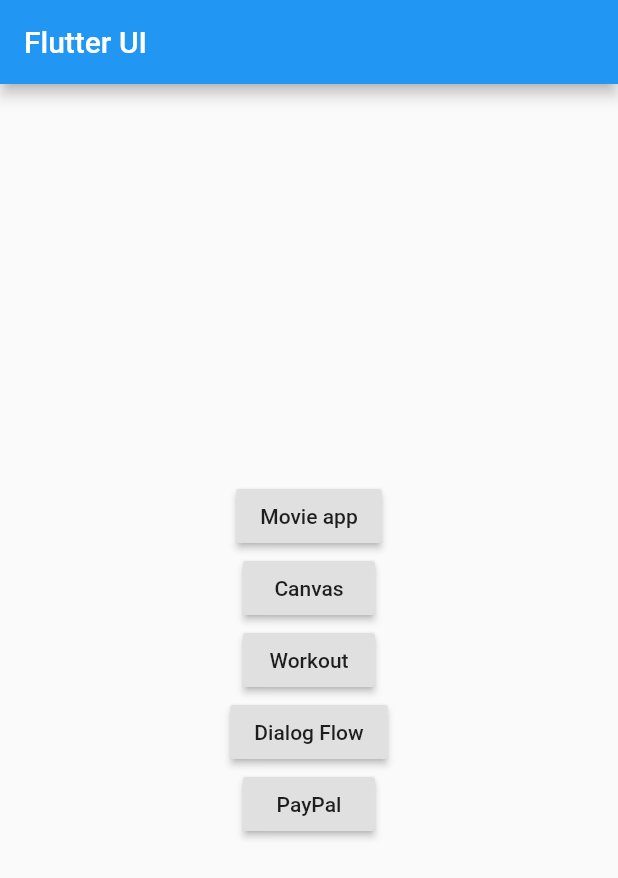
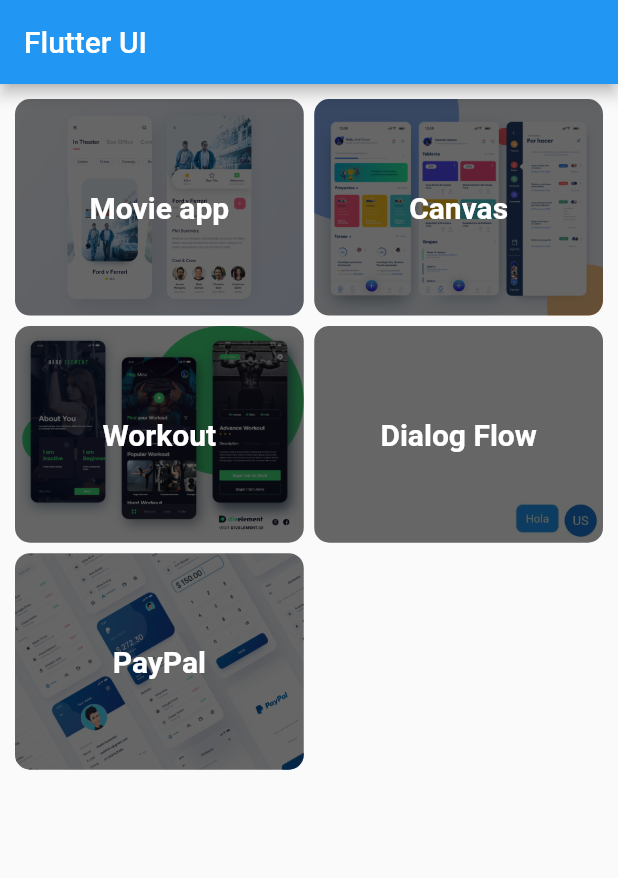
Before and after one commit to gvillegasc/flutter_apps, a Flutter app: the screen it shows after launch, on a phone screen of 412 x 824 dp. Shown: the top 878 px of the screen. Run offline on Flutter 3.47's test engine with Material 2 defaults, Android fonts, the light colour scheme and no system bars; our stand-ins replace bubble_bottom_bar, cached_network_image, carousel_slider, flutter_svg, google_fonts; missing offline and left inert: flutter_circular_chart, flutter_dialogflow.

Commit message:
Update main

```diff
--- a/lib/apps/movie_app/main_movie_app.dart
+++ b/lib/apps/movie_app/main_movie_app.dart
@@ -4,10 +4,6 @@
 class MainMovieApp extends StatelessWidget {
   @override
   Widget build(BuildContext context) {
-    return MaterialApp(
-      title: 'Movie App',
-      debugShowCheckedModeBanner: false,
-      home: MoviesPage(),
-    );
+    return MoviesPage();
   }
 }
--- a/lib/apps/workout_app/main_workout_app.dart
+++ b/lib/apps/workout_app/main_workout_app.dart
@@ -4,10 +4,6 @@
 class MainWorkoutApp extends StatelessWidget {
   @override
   Widget build(BuildContext context) {
-    return MaterialApp(
-      title: 'Worlouk App',
-      debugShowCheckedModeBanner: false,
-      home: WelcomePage(),
-    );
+    return WelcomePage();
   }
 }
--- a/lib/main.dart
+++ b/lib/main.dart
@@ -26,6 +26,17 @@
 }
 
 class MenuApps extends StatelessWidget {
+  final List<_AppItem> apps = [
+    _AppItem(name: "Movie app", image: "movie_app.png", widget: MainMovieApp()),
+    _AppItem(name: "Canvas", image: "canvas_app.png", widget: MainCanvas()),
+    _AppItem(
+        name: "Workout", image: "workout_app.png", widget: MainWorkoutApp()),
+    _AppItem(
+        name: "Dialog Flow",
+        image: "dialog_flow_app.jpg",
+        widget: MainDialogFlow()),
+    _AppItem(name: "PayPal", image: "paypal_app.png", widget: MainPayPalApp()),
+  ];
   @override
   Widget build(BuildContext context) {
     final Responsive responsive = Responsive.of(context);
@@ -33,39 +44,66 @@
         appBar: AppBar(
           title: Text('Flutter UI'),
         ),
-      body: Column(
-        mainAxisAlignment: MainAxisAlignment.center,
-        crossAxisAlignment: CrossAxisAlignment.center,
-        children: <Widget>[
-          Container(width: responsive.width),
-          RaisedButton(
-            child: Text("Movie app"),
-            onPressed: () => _onPressed(context, MainMovieApp()),
+        body: GridView.count(
+          crossAxisCount: 2,
+          childAspectRatio: 2 / 1.5,
+          mainAxisSpacing: 7,
+          crossAxisSpacing: 7,
+          padding: EdgeInsets.all(10),
+          shrinkWrap: true,
+          children: List.generate(
+              apps.length,
+              (i) => GestureDetector(
+                    onTap: () => _onPressed(context, apps[i].widget),
+                    child: Container(
+                      height: responsive.inchR(10),
+                      decoration: BoxDecoration(
+                          image: DecorationImage(
+                              fit: BoxFit.cover,
+                              image:
+                                  AssetImage("assets/apps/${apps[i].image}")),
+                          borderRadius: BorderRadius.circular(10)),
+                      child: Stack(
+                        children: [
+                          Container(
+                            height: double.infinity,
+                            width: double.infinity,
+                            decoration: BoxDecoration(
+                              borderRadius: BorderRadius.circular(10),
+                              color: Colors.black.withOpacity(.6),
                             ),
-          RaisedButton(
-            child: Text("Canvas"),
-            onPressed: () => _onPressed(context, MainCanvas()),
                           ),
-          RaisedButton(
-            child: Text("Workout"),
-            onPressed: () => _onPressed(context, MainWorkoutApp()),
+                          Center(
+                            child: Text(
+                              apps[i].name,
+                              style: TextStyle(
+                                  color: Colors.white,
+                                  fontWeight: FontWeight.w600,
+                                  fontSize: 20),
                             ),
-          RaisedButton(
-            child: Text("Dialog Flow"),
-            onPressed: () => _onPressed(context, MainDialogFlow()),
-          ),
-          RaisedButton(
-            child: Text("PayPal"),
-            onPressed: () => _onPressed(context, MainPayPalApp()),
                           )
                         ],
                       ),
-    );
+                    ),
+                  )),
+        ));
   }
 }
 
 void _onPressed(BuildContext context, Widget child) {
-  Navigator.of(context).pushReplacement(
+  Navigator.of(context).push(
     MaterialPageRoute(builder: (_) => child),
   );
 }
+
+class _AppItem {
+  _AppItem({
+    @required this.name,
+    @required this.image,
+    @required this.widget,
+  });
+
+  String name;
+  String image;
+  Widget widget;
+}
--- a/pubspec.yaml
+++ b/pubspec.yaml
@@ -49,6 +49,8 @@
 
   # To add assets to your application, add an assets section, like this:
   assets:
+    - assets/apps/
+
     - assets/movie_app/images/
     - assets/movie_app/icons/
 
```
Also changed, not shown: lib/apps/canvas/main_canvas.dart (+1 -9 lines), lib/apps/canvas/pages/navigation_page/navigation_page.dart (+1 -9 lines), lib/apps/canvas/pages/to_do_page/to_do_page.dart (+6 -1 lines), lib/apps/dialog_flow/main_dialog_flow.dart (+1 -9 lines), lib/apps/movie_app/pages/movies_page/movies_page.dart (+1 -9 lines), lib/apps/paypal/main_paypal_app.dart (+1 -14 lines), lib/apps/paypal/pages/login_page/login_page.dart (+6 -14 lines), lib/apps/paypal/pages/navigation_page/navigation_page.dart (+6 -1 lines), lib/apps/workout_app/pages/welcome_page/welcome_page.dart (+1 -9 lines), assets/apps/canvas_app.png (added), assets/apps/dialog_flow_app.jpg (added), assets/apps/movie_app.png (added), assets/apps/paypal_app.png (added), assets/apps/workout_app.png (added). Lines whose indentation alone changed are shown as unchanged.
